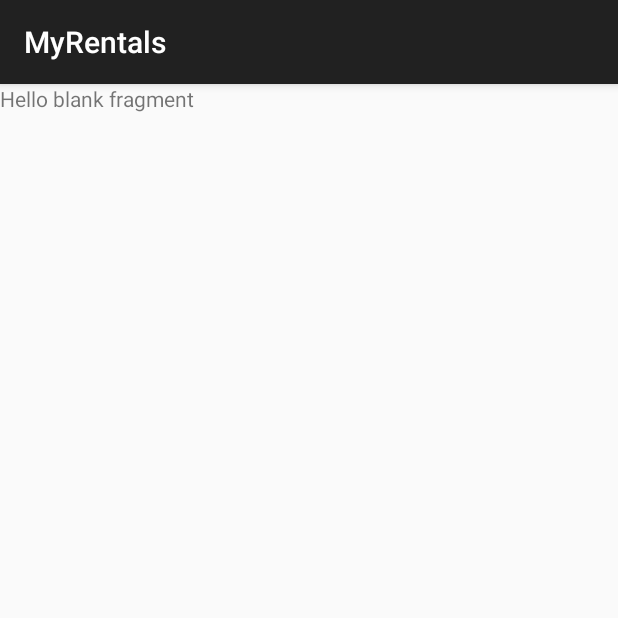
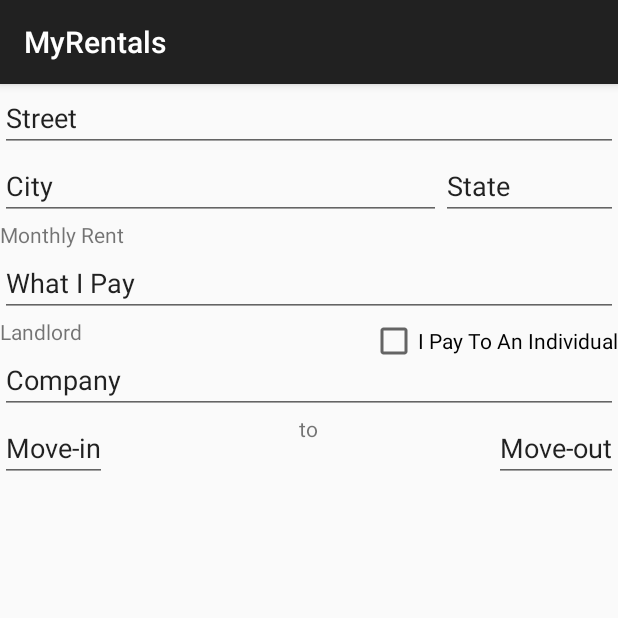
Before and after one commit to pavelhunko/MyRentals, an Android app: the fragment RentalEditFragment shown on its own in the app's theme, on a phone screen of 412 x 824 dp, the top half of it. Run offline under Robolectric (Android 15) with nearby library versions, the phone set to English and light mode, and no system bars.

Commit message:
second fragment added. added basic functional to the second activity

```diff
--- a/app/src/main/java/com/pavelhunko/myrentals/ui/MainActivity.java
+++ b/app/src/main/java/com/pavelhunko/myrentals/ui/MainActivity.java
@@ -26,6 +26,8 @@ public class MainActivity extends AppCompatActivity {
         fragmentTransaction.commit();
     }
 
-
-
+    @Override
+    public void onBackPressed() {
+        mFragmentManager.popBackStack();
+    }
 }
--- a/app/src/main/java/com/pavelhunko/myrentals/ui/RentalEditFragment.java
+++ b/app/src/main/java/com/pavelhunko/myrentals/ui/RentalEditFragment.java
@@ -26,9 +26,7 @@ public class RentalEditFragment extends Fragment {
     @Override
     public void onCreate(Bundle savedInstanceState) {
         super.onCreate(savedInstanceState);
-        if (getArguments() != null) {
 
-        }
     }
 
     @Override
@@ -38,21 +36,8 @@ public class RentalEditFragment extends Fragment {
         return inflater.inflate(R.layout.fragment_rental_edit, container, false);
     }
 
-    @Override
-    public void onViewCreated(View view, Bundle savedInstanceState) {
-        super.onViewCreated(view, savedInstanceState);
-    }
 
-    @Override
-    public void onAttach(Context context) {
-        super.onAttach(context);
-    }
 
-    @Override
-    public void onDetach() {
-        super.onDetach();
-
-    }
 
 
 }
--- a/app/src/main/java/com/pavelhunko/myrentals/ui/RentalsOverviewFragment.java
+++ b/app/src/main/java/com/pavelhunko/myrentals/ui/RentalsOverviewFragment.java
@@ -1,10 +1,8 @@
 package com.pavelhunko.myrentals.ui;
 
-import android.app.Fragment;
 import android.app.ListFragment;
-import android.content.Context;
 import android.os.Bundle;
-import android.os.Parcelable;
+import android.support.annotation.NonNull;
 import android.view.LayoutInflater;
 import android.view.View;
 import android.view.ViewGroup;
@@ -25,7 +23,7 @@ public class RentalsOverviewFragment extends ListFragment {
     }
 
     @Override
-    public View onCreateView(LayoutInflater inflater, ViewGroup container,
+    public View onCreateView(@NonNull LayoutInflater inflater, ViewGroup container,
                              Bundle savedInstanceState) {
         return inflater.inflate(R.layout.fragment_rentals_overview, container, false);
     }
@@ -58,6 +56,11 @@ public class RentalsOverviewFragment extends ListFragment {
     @Override
     public void onListItemClick(ListView l, View v, int position, long id) {
         super.onListItemClick(l, v, position, id);
+        RentalEditFragment rentalEditFragment = new RentalEditFragment();
+        this.getFragmentManager().beginTransaction()
+                .replace(R.id.fragment_container, rentalEditFragment)
+                .addToBackStack(null).commit();
+
 
     }
 }
--- /dev/null
+++ b/app/src/main/res/layout/footer_view.xml
@@ -0,0 +1,9 @@
+<?xml version="1.0" encoding="utf-8"?>
+<TextView xmlns:android="http://schemas.android.com/apk/res/android"
+    android:layout_width="match_parent" android:layout_height="match_parent"
+    android:id="@+id/footerView"
+    android:gravity="center_horizontal"
+    android:text="@string/add_new_rental_string"
+    android:textSize="24sp" >
+
+</TextView>
--- a/app/src/main/res/layout/fragment_rental_edit.xml
+++ b/app/src/main/res/layout/fragment_rental_edit.xml
@@ -1,9 +1,115 @@
-<FrameLayout xmlns:android="http://schemas.android.com/apk/res/android"
+<RelativeLayout xmlns:android="http://schemas.android.com/apk/res/android"
     xmlns:tools="http://schemas.android.com/tools" android:layout_width="match_parent"
     android:layout_height="match_parent"
     tools:context="com.pavelhunko.myrentals.ui.RentalEditFragment">
 
-    <TextView android:layout_width="match_parent" android:layout_height="match_parent"
-        android:text="@string/hello_blank_fragment" />
+    <EditText
+        android:layout_width="162dp"
+        android:layout_height="wrap_content"
+        android:id="@+id/fragment_rental_edit_street"
+        android:layout_gravity="left|top"
+        android:layout_alignParentLeft="true"
+        android:layout_alignParentStart="true"
+        android:text="Street"
+        android:layout_alignRight="@+id/fragment_rental_edit_state"
+        android:layout_alignEnd="@+id/fragment_rental_edit_state" />
 
-</FrameLayout>
+    <EditText
+        android:layout_width="169dp"
+        android:layout_height="wrap_content"
+        android:id="@+id/fragment_rental_edit_city"
+        android:layout_gravity="left|center_vertical"
+        android:layout_below="@+id/fragment_rental_edit_street"
+        android:layout_alignParentLeft="true"
+        android:layout_alignParentStart="true"
+        android:text="City"
+        android:layout_toLeftOf="@+id/fragment_rental_edit_state"
+        android:layout_toStartOf="@+id/fragment_rental_edit_state" />
+
+    <EditText
+        android:layout_width="118dp"
+        android:layout_height="wrap_content"
+        android:id="@+id/fragment_rental_edit_state"
+        android:layout_gravity="right|center_vertical"
+        android:layout_below="@+id/fragment_rental_edit_street"
+        android:layout_alignParentRight="true"
+        android:layout_alignParentEnd="true"
+        android:text="State" />
+
+    <TextView
+        android:layout_width="wrap_content"
+        android:layout_height="wrap_content"
+        android:text="Monthly Rent"
+        android:id="@+id/fragment_rental_edit_mrent_label"
+        android:layout_below="@+id/fragment_rental_edit_city"
+        android:layout_alignParentLeft="true"
+        android:layout_alignParentStart="true" />
+
+    <EditText
+        android:layout_width="wrap_content"
+        android:layout_height="wrap_content"
+        android:id="@+id/fragment_rental_edit_mrent"
+        android:layout_below="@+id/fragment_rental_edit_mrent_label"
+        android:layout_alignParentLeft="true"
+        android:layout_alignParentStart="true"
+        android:text="What I Pay"
+        android:layout_alignParentRight="true"
+        android:layout_alignParentEnd="true" />
+
+    <EditText
+        android:layout_width="wrap_content"
+        android:layout_height="wrap_content"
+        android:id="@+id/fragment_rental_edit_landlord"
+        android:text="Company"
+        android:layout_below="@+id/fragment_rental_edit_landlord_label"
+        android:layout_alignParentLeft="true"
+        android:layout_alignParentStart="true"
+        android:layout_alignRight="@+id/fragment_rental_edit_landlord_checkbox"
+        android:layout_alignEnd="@+id/fragment_rental_edit_landlord_checkbox" />
+
+    <TextView
+        android:layout_width="wrap_content"
+        android:layout_height="wrap_content"
+        android:text="Landlord"
+        android:id="@+id/fragment_rental_edit_landlord_label"
+        android:layout_below="@+id/fragment_rental_edit_mrent"
+        android:layout_alignParentLeft="true"
+        android:layout_alignParentStart="true" />
+
+    <CheckBox
+        android:layout_width="wrap_content"
+        android:layout_height="wrap_content"
+        android:text="I Pay To An Individual"
+        android:id="@+id/fragment_rental_edit_landlord_checkbox"
+        android:checked="false"
+        android:layout_alignTop="@+id/fragment_rental_edit_landlord_label"
+        android:layout_alignParentRight="true"
+        android:layout_alignParentEnd="true" />
+
+    <EditText
+        android:layout_width="wrap_content"
+        android:layout_height="wrap_content"
+        android:id="@+id/fragment_rental_edit_movein"
+        android:layout_below="@+id/fragment_rental_edit_landlord"
+        android:layout_alignParentLeft="true"
+        android:layout_alignParentStart="true"
+        android:text="Move-in" />
+
+    <EditText
+        android:layout_width="wrap_content"
+        android:layout_height="wrap_content"
+        android:id="@+id/fragment_rental_edit_moveout"
+        android:layout_below="@+id/fragment_rental_edit_landlord"
+        android:layout_alignParentRight="true"
+        android:layout_alignParentEnd="true"
+        android:text="Move-out" />
+
+    <TextView
+        android:layout_width="wrap_content"
+        android:layout_height="wrap_content"
+        android:text="to"
+        android:id="@+id/fragment_rental_edit_dates_divider_label"
+        android:layout_alignTop="@+id/fragment_rental_edit_moveout"
+        android:layout_centerHorizontal="true" />
+
+</RelativeLayout>
--- a/app/src/main/res/values/strings.xml
+++ b/app/src/main/res/values/strings.xml
@@ -5,4 +5,5 @@
 
 <!-- TODO: Remove or change this placeholder text -->
     <string name="hello_blank_fragment">Hello blank fragment</string>
+    <string name="add_new_rental_string">Add New Rental</string>
 </resources>
```
